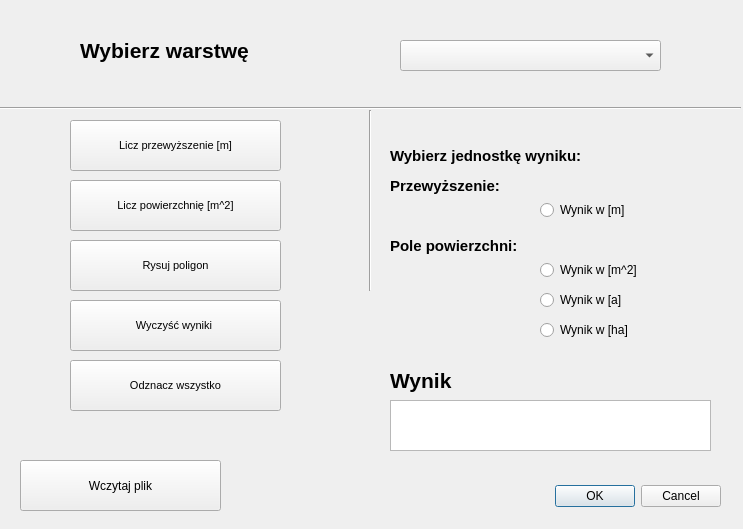
weronikaga/Projekt2_wtyczka_QGIS, file wtyczka_projekt_2_dialog_base.ui: the form before one commit.
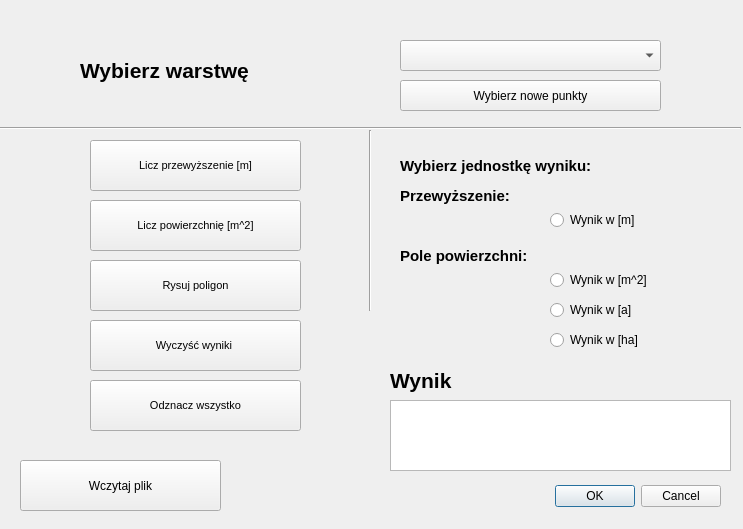
The form after the commit. Custom widgets are drawn as their Qt base class.

The edit to the form file:
```diff
--- a/wtyczka_projekt_2_dialog_base.ui
+++ b/wtyczka_projekt_2_dialog_base.ui
@@ -33,7 +33,7 @@
    <property name="geometry">
     <rect>
      <x>80</x>
-     <y>20</y>
+     <y>40</y>
      <width>261</width>
      <height>61</height>
     </rect>
@@ -68,8 +68,8 @@
   <widget class="QPushButton" name="licz_przewyzszenie">
    <property name="geometry">
     <rect>
-     <x>70</x>
-     <y>120</y>
+     <x>90</x>
+     <y>140</y>
      <width>211</width>
      <height>51</height>
     </rect>
@@ -86,8 +86,8 @@
   <widget class="QPushButton" name="licz_powierzchnie">
    <property name="geometry">
     <rect>
-     <x>70</x>
-     <y>180</y>
+     <x>90</x>
+     <y>200</y>
      <width>211</width>
      <height>51</height>
     </rect>
@@ -106,13 +106,13 @@
     <rect>
      <x>390</x>
      <y>400</y>
-     <width>321</width>
-     <height>51</height>
+     <width>341</width>
+     <height>71</height>
     </rect>
    </property>
    <property name="font">
     <font>
-     <pointsize>14</pointsize>
+     <pointsize>12</pointsize>
     </font>
    </property>
   </widget>
@@ -120,7 +120,7 @@
    <property name="geometry">
     <rect>
      <x>0</x>
-     <y>100</y>
+     <y>120</y>
      <width>741</width>
      <height>16</height>
     </rect>
@@ -133,7 +133,7 @@
    <property name="geometry">
     <rect>
      <x>360</x>
-     <y>110</y>
+     <y>130</y>
      <width>20</width>
      <height>181</height>
     </rect>
@@ -145,8 +145,8 @@
   <widget class="QPushButton" name="rysuj_poligon">
    <property name="geometry">
     <rect>
-     <x>70</x>
-     <y>240</y>
+     <x>90</x>
+     <y>260</y>
      <width>211</width>
      <height>51</height>
     </rect>
@@ -163,8 +163,8 @@
   <widget class="QPushButton" name="wyczysc_wyniki">
    <property name="geometry">
     <rect>
-     <x>70</x>
-     <y>300</y>
+     <x>90</x>
+     <y>320</y>
      <width>211</width>
      <height>51</height>
     </rect>
@@ -181,8 +181,8 @@
   <widget class="QPushButton" name="odznacz_wszystko">
    <property name="geometry">
     <rect>
-     <x>70</x>
-     <y>360</y>
+     <x>90</x>
+     <y>380</y>
      <width>211</width>
      <height>51</height>
     </rect>
@@ -199,8 +199,8 @@
   <widget class="QRadioButton" name="wynik_m">
    <property name="geometry">
     <rect>
-     <x>540</x>
-     <y>200</y>
+     <x>550</x>
+     <y>210</y>
      <width>95</width>
      <height>20</height>
     </rect>
@@ -212,8 +212,8 @@
   <widget class="QRadioButton" name="wynik_m2">
    <property name="geometry">
     <rect>
-     <x>540</x>
-     <y>260</y>
+     <x>550</x>
+     <y>270</y>
      <width>141</width>
      <height>20</height>
     </rect>
@@ -225,8 +225,8 @@
   <widget class="QRadioButton" name="wynik_ha">
    <property name="geometry">
     <rect>
-     <x>540</x>
-     <y>320</y>
+     <x>550</x>
+     <y>330</y>
      <width>141</width>
      <height>20</height>
     </rect>
@@ -238,8 +238,8 @@
   <widget class="QRadioButton" name="wynik_a">
    <property name="geometry">
     <rect>
-     <x>540</x>
-     <y>290</y>
+     <x>550</x>
+     <y>300</y>
      <width>141</width>
      <height>20</height>
     </rect>
@@ -284,8 +284,8 @@
   <widget class="QLabel" name="Wybierz_warstwe_3">
    <property name="geometry">
     <rect>
-     <x>390</x>
-     <y>140</y>
+     <x>400</x>
+     <y>150</y>
      <width>261</width>
      <height>31</height>
     </rect>
@@ -304,8 +304,8 @@
   <widget class="QLabel" name="Wybierz_warstwe_4">
    <property name="geometry">
     <rect>
-     <x>390</x>
-     <y>170</y>
+     <x>400</x>
+     <y>180</y>
      <width>261</width>
      <height>31</height>
     </rect>
@@ -324,8 +324,8 @@
   <widget class="QLabel" name="Wybierz_warstwe_5">
    <property name="geometry">
     <rect>
-     <x>390</x>
-     <y>230</y>
+     <x>400</x>
+     <y>240</y>
      <width>261</width>
      <height>31</height>
     </rect>
@@ -341,6 +341,19 @@
     <string>Pole powierzchni:</string>
    </property>
   </widget>
+  <widget class="QPushButton" name="wybierz_pkt">
+   <property name="geometry">
+    <rect>
+     <x>400</x>
+     <y>80</y>
+     <width>261</width>
+     <height>31</height>
+    </rect>
+   </property>
+   <property name="text">
+    <string>Wybierz nowe punkty</string>
+   </property>
+  </widget>
  </widget>
  <customwidgets>
   <customwidget>
```
